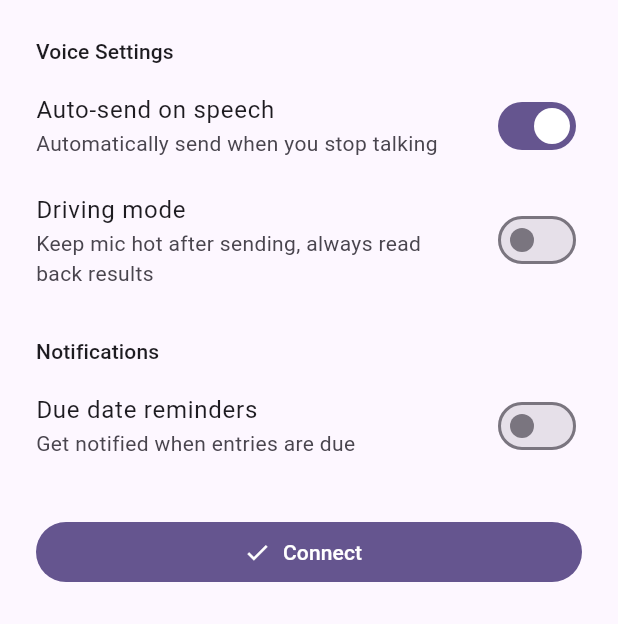
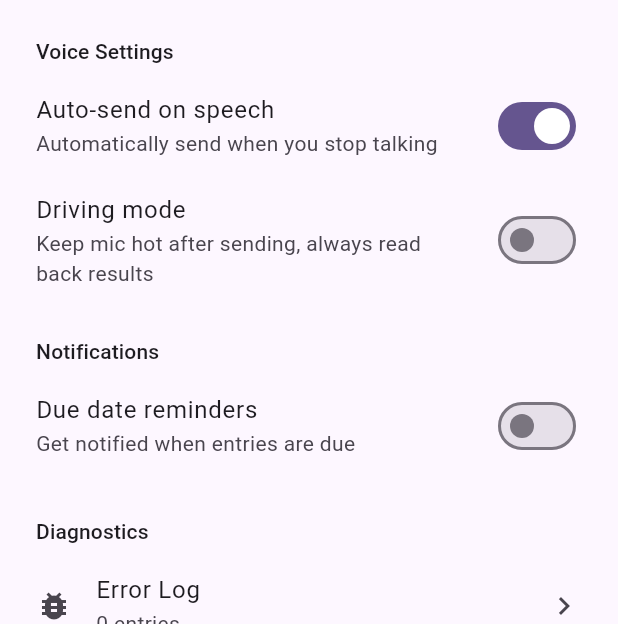
Before and after one commit to cpuchip/brain-app, a Flutter app: the screen it shows after launch, scrolled down 136 dp, on a phone screen of 412 x 824 dp, the part 612-1236 px from its top. Run offline on Flutter 3.47's test engine with Material 3 defaults, Android fonts, the phone set to English and light mode, and no system bars; our stand-ins replace connectivity_plus, flutter_dotenv, flutter_local_notifications, flutter_tts, permission_handler, shared_preferences and 3 more; missing offline and left inert: home_widget; accounts and stored records are empty.

Commit message:
fix: done filter, bottom inset, widget redesign, error log
- isDone/isActionable now universal (all categories get checkbox)
- History ListView bottom padding respects system nav bar
- Widget: checkboxes, + button (quick create), mic button
- BrainWidgetProvider wires MARK_DONE/QUICK_CREATE intents
- ErrorLogService + ErrorLogScreen (Settings > Diagnostics)
- WebSocket errors logged silently after first snackbar

```diff
--- a/lib/screens/history_screen.dart
+++ b/lib/screens/history_screen.dart
@@ -374,7 +374,7 @@ class _HistoryScreenState extends State<HistoryScreen> {
     return RefreshIndicator(
       onRefresh: _loadHistory,
       child: ListView.separated(
-        padding: const EdgeInsets.symmetric(horizontal: 12, vertical: 8),
+        padding: EdgeInsets.fromLTRB(12, 8, 12, MediaQuery.of(context).viewPadding.bottom + 80),
         itemCount: entries.length,
         separatorBuilder: (_, _) => const SizedBox(height: 4),
         itemBuilder: (context, index) {
@@ -443,7 +443,7 @@ class _HistoryScreenState extends State<HistoryScreen> {
             },
             child: _HistoryCard(
               entry: entry,
-              onToggleDone: entry.isActionable ? () => _toggleDone(entry) : null,
+              onToggleDone: () => _toggleDone(entry),
               onTap: () => _editEntry(entry),
             ),
           );
--- a/lib/screens/settings_screen.dart
+++ b/lib/screens/settings_screen.dart
@@ -1,6 +1,8 @@
 import 'package:flutter/material.dart';
 import 'package:shared_preferences/shared_preferences.dart';
 import '../services/notification_service.dart';
+import '../services/error_log_service.dart';
+import 'error_log_screen.dart';
 
 class SettingsScreen extends StatefulWidget {
   final String initialUrl;
@@ -264,6 +266,25 @@ class _SettingsScreenState extends State<SettingsScreen> {
                 },
               ),
             const SizedBox(height: 24),
+            // Diagnostics
+            Text(
+              'Diagnostics',
+              style: theme.textTheme.titleSmall,
+            ),
+            const SizedBox(height: 4),
+            ListTile(
+              leading: const Icon(Icons.bug_report),
+              title: const Text('Error Log'),
+              subtitle: Text('${ErrorLogService().count} entries'),
+              contentPadding: EdgeInsets.zero,
+              trailing: const Icon(Icons.chevron_right),
+              onTap: () {
+                Navigator.of(context).push(
+                  MaterialPageRoute(builder: (_) => const ErrorLogScreen()),
+                ).then((_) => setState(() {}));
+              },
+            ),
+            const SizedBox(height: 24),
             SizedBox(
               width: double.infinity,
               child: FilledButton.icon(
--- a/lib/services/brain_api.dart
+++ b/lib/services/brain_api.dart
@@ -94,15 +94,7 @@ class BrainApi {
 
   /// Toggle done state for an entry.
   Future<void> toggleDone(HistoryEntry entry) async {
-    final updates = <String, dynamic>{};
-    if (entry.category == 'actions') {
-      updates['action_done'] = !(entry.actionDone ?? false);
-    } else if (entry.category == 'projects') {
-      updates['status'] = (entry.status == 'done') ? 'active' : 'done';
-    }
-    if (updates.isNotEmpty) {
-      await updateEntry(entry.id, updates);
-    }
+    await updateEntry(entry.id, {'action_done': !entry.isDone});
   }
 
   /// Delete an entry. Works via relay (ibeco.me) or direct (brain.exe).
@@ -228,16 +220,11 @@ class HistoryEntry {
     this.tags = const [],
   });
 
-  /// Whether this entry is "done" (action completed or project status=done).
-  bool get isDone {
-    if (category == 'actions') return actionDone ?? false;
-    if (category == 'projects') return status == 'done';
-    return false;
-  }
+  /// Whether this entry is marked done.
+  bool get isDone => actionDone ?? false;
 
-  /// Whether this entry supports done/undone toggling.
-  bool get isActionable =>
-      category == 'actions' || category == 'projects';
+  /// All entries support done/undone toggling.
+  bool get isActionable => true;
 
   factory HistoryEntry.fromJson(Map<String, dynamic> json) {
     return HistoryEntry(
--- /dev/null
+++ b/lib/services/error_log_service.dart
@@ -0,0 +1,49 @@
+import 'dart:collection';
+
+/// A single error log entry.
+class ErrorEntry {
+  final DateTime timestamp;
+  final String source;
+  final String message;
+
+  ErrorEntry({
+    required this.timestamp,
+    required this.source,
+    required this.message,
+  });
+
+  String get formatted =>
+      '[${timestamp.hour.toString().padLeft(2, '0')}:${timestamp.minute.toString().padLeft(2, '0')}:${timestamp.second.toString().padLeft(2, '0')}] $source: $message';
+}
+
+/// Singleton service that captures recent errors for debugging.
+class ErrorLogService {
+  static final ErrorLogService _instance = ErrorLogService._();
+  factory ErrorLogService() => _instance;
+  ErrorLogService._();
+
+  static const _maxEntries = 100;
+  final _entries = Queue<ErrorEntry>();
+
+  /// All logged errors, newest first.
+  List<ErrorEntry> get entries => _entries.toList().reversed.toList();
+
+  int get count => _entries.length;
+
+  /// Log an error from a named source.
+  void log(String source, String message) {
+    _entries.addLast(ErrorEntry(
+      timestamp: DateTime.now(),
+      source: source,
+      message: message,
+    ));
+    while (_entries.length > _maxEntries) {
+      _entries.removeFirst();
+    }
+  }
+
+  void clear() => _entries.clear();
+
+  /// All entries as a single string for copying.
+  String export() => entries.map((e) => e.formatted).join('\n');
+}
```
Also changed, not shown: lib/screens/error_log_screen.dart (added, +122 -0 lines), lib/screens/home_screen.dart (+45 -12 lines), 3 other files.
